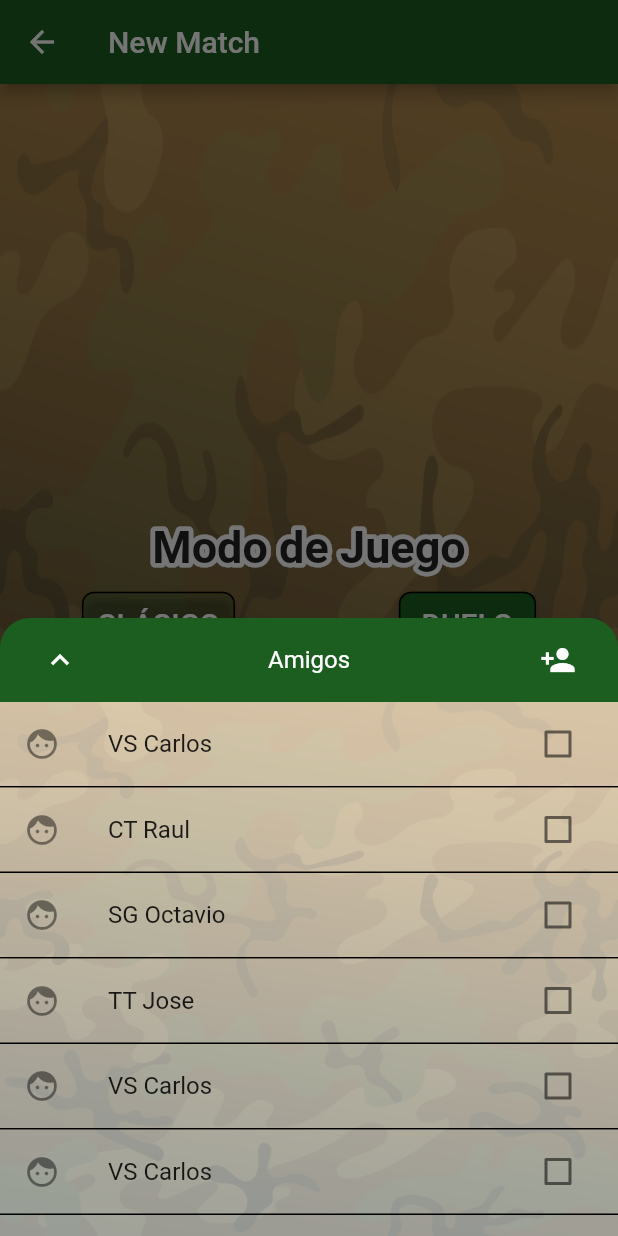
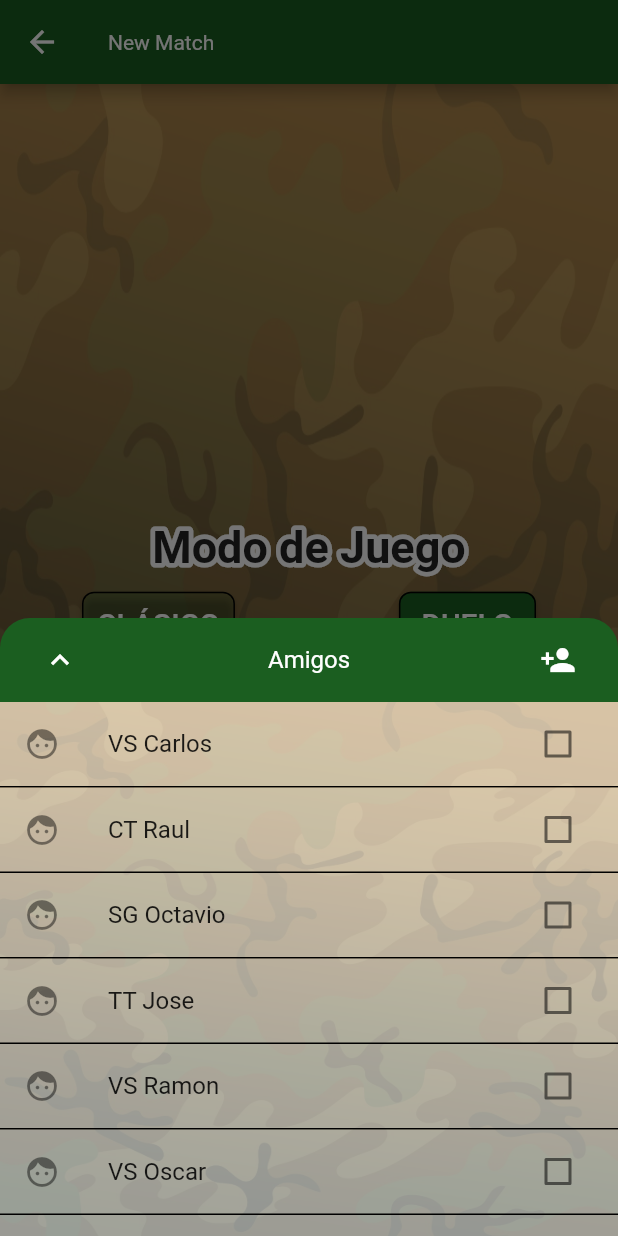
Before and after one commit to santigauto/mayor_g, a Flutter app: the NewMatchPage screen opened directly, after a tap on "CLÁSICO", after a tap on "DUELO", after a tap on "AMIGOS", on a phone screen of 412 x 824 dp. Run offline on Flutter 3.47's test engine with Material 2 defaults, Android fonts, the phone set to English and light mode, and no system bars; drawn by our look-alikes of bordered_text; our stand-ins replace flutter_secure_storage, flutter_spinkit, image_cropper, image_picker, pie_chart, shared_preferences; accounts and stored records are empty; network calls fail.

Commit message:
Actualizacion 28/5

```diff
--- a/lib/utils/friend_modal.dart
+++ b/lib/utils/friend_modal.dart
@@ -4,19 +4,8 @@
 import 'package:flutter/material.dart';
 import 'package:mayor_g/widgets/background_widget.dart';
 
-//--- PATRON BLOC PARA MANEJO EN DIRECTO DE LOS WIDGETS DEL MODAL ---
-class Bloc{
-  StreamController _controller = StreamController.broadcast();
 
-  Function get streamSink => _controller.sink.add;
 
-  Stream get streamStream => _controller.stream;
-
-  void disposeStreams(){
-    _controller.close();
-  }
-
-}
 
 //              ------------ MODAL -------------
 
@@ -29,14 +18,28 @@
     {'nombre':'Raul','grado':'CT'},
     {'nombre':'Octavio','grado':'SG'},
     {'nombre':'Jose','grado':'TT'},
-    {'nombre':'Carlos','grado':'VS'},
-    {'nombre':'Carlos','grado':'VS'},
-    {'nombre':'Raul','grado':'CT'},
-    {'nombre':'Octavio','grado':'SG'},
-    {'nombre':'Jose','grado':'TT'},];
+    {'nombre':'Ramon','grado':'VS'},
+    {'nombre':'Oscar','grado':'VS'},
+    {'nombre':'Miguel','grado':'CT'},
+    {'nombre':'Pedro','grado':'SG'},
+    {'nombre':'Uriel','grado':'TT'},];
   bool _isSelected = false;                                            // BANDERA QUE HABILITARA EL FOOTER DE SELECCION DE PERSONA
   Map<String,dynamic> _personaSeleccionada = {'nombre':'','grado':''}; // CONTENEDOR DEL MAPA DE PERSONA
 
+
+//--- PATRON BLOC PARA MANEJO EN DIRECTO DE LOS WIDGETS DEL MODAL ---
+
+  StreamController _controller = StreamController.broadcast();
+
+    Function get streamSink => _controller.sink.add;
+
+    Stream get streamStream => _controller.stream;
+
+    void disposeStreams(){
+      _controller.close();
+    }
+
+//---MAIN---
   mainBottomSheet (BuildContext context){
 
 //---AGREGO AL MAPA LA KEY BOOLEANA 'SELECCION'---
@@ -48,6 +51,9 @@
     showModalBottomSheet(
       context: context,
       builder: (context){
+        return StreamBuilder<Object>(
+          stream: streamStream,
+          builder: (context, snapshot) {
             return Container(
               height: MediaQuery.of(context).size.height*0.5,
               decoration: BoxDecoration(
@@ -80,6 +86,8 @@
                 _selecionado(context)
                 ],
               ),
+            );
+          }
         );
       });
   }
@@ -114,6 +122,7 @@
               gente[x]['seleccion']=boolean;
               _isSelected = gente[x]['seleccion'];
               _personaSeleccionada=gente[x];
+              streamSink(_personaSeleccionada);
           },
           ),
       ),
@@ -130,9 +139,16 @@
         Container(
           color:Theme.of(context).primaryColor,
           child: ListTile(
-            leading: IconButton(icon: Icon(Icons.cancel), onPressed: null),
+            leading: IconButton(
+              icon: Icon(Icons.cancel),
+              onPressed: (){
+                _personaSeleccionada['seleccion']=false;
+                _personaSeleccionada={'nombre':'','grado':'','seleccion':false};
+                streamSink(_personaSeleccionada);
+                _isSelected=false;}
+            ),
             title: Text(_personaSeleccionada['nombre'],textAlign: TextAlign.center,style: TextStyle(color:Colors.white),),
-            trailing: IconButton(icon: Icon(Icons.check_circle), onPressed: (){}),
+            trailing: IconButton(icon: Icon(Icons.check_circle), onPressed: (){Navigator.pop(context);}),
           )
         )
       ],
--- a/lib/views/new_match_page.dart
+++ b/lib/views/new_match_page.dart
@@ -1,6 +1,5 @@
 import 'package:bordered_text/bordered_text.dart';
 import 'package:flutter/material.dart';
-import 'package:mayor_g/models/navegador_argumentos.dart';
 import 'package:mayor_g/models/profileInfo.dart';
 import 'package:mayor_g/models/question_model.dart';
 import 'package:mayor_g/services/commons/questions_service.dart';
@@ -28,7 +27,6 @@
 
   void _playAction(){
     if(_canPlay == true){
-      print(PreferenciasUsuario().dni);
       setState(() async {
         preguntas = await QuestionsService().getQuestions(context, dni: PreferenciasUsuario().dni);
         var route = MaterialPageRoute(builder: (context){return QuestionPage(n: 0,questions: preguntas);});
@@ -36,8 +34,6 @@
       });
   }
 }
-
-
 
 
   @override
--- a/lib/widgets/timer_widget.dart
+++ b/lib/widgets/timer_widget.dart
@@ -14,7 +14,7 @@
 String get timerString{
     Duration duration = widget.controller.duration * widget.controller.value;
     //print(widget.controller.value);
-    return '${(duration.inSeconds %60)}';
+    return '${(duration.inSeconds %60)}"';
   }
 
   @override
@@ -43,7 +43,6 @@
               child: Column(
                 mainAxisAlignment: MainAxisAlignment.center,
                 children: <Widget>[
-                  Text('Tiempo'),
                   AnimatedBuilder(
                     animation: widget.controller,
                     builder: (BuildContext context,Widget child){
```
Also changed, not shown: lib/main.dart (+14 -1 lines), lib/views/question_page.dart (+21 -13 lines). Lines whose indentation alone changed are shown as unchanged.
